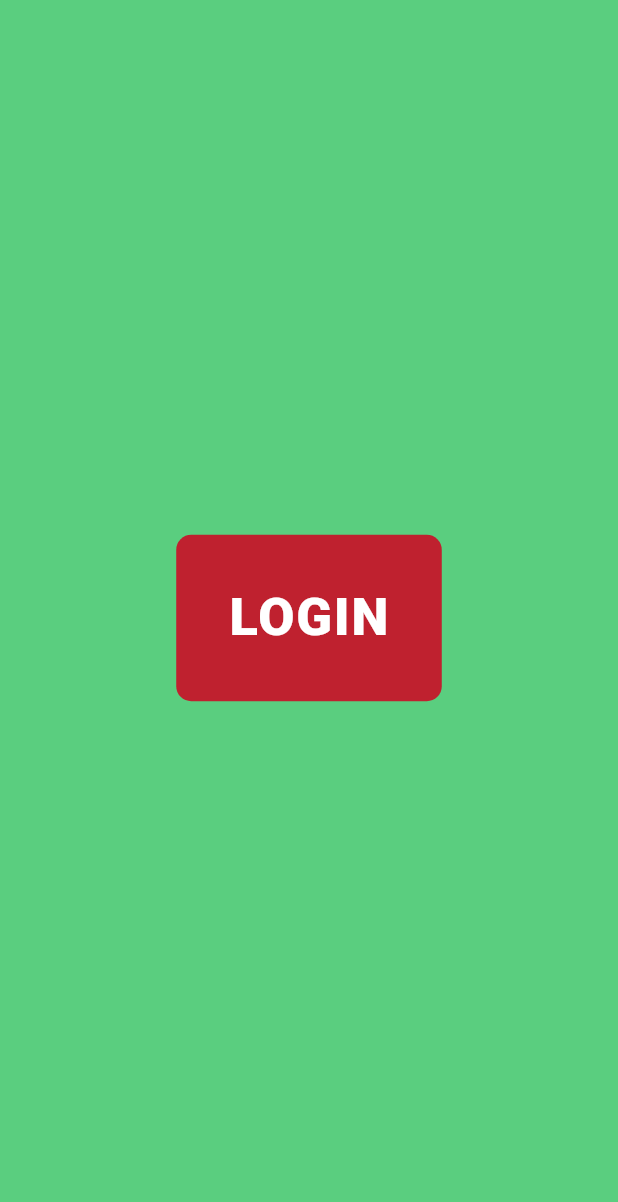
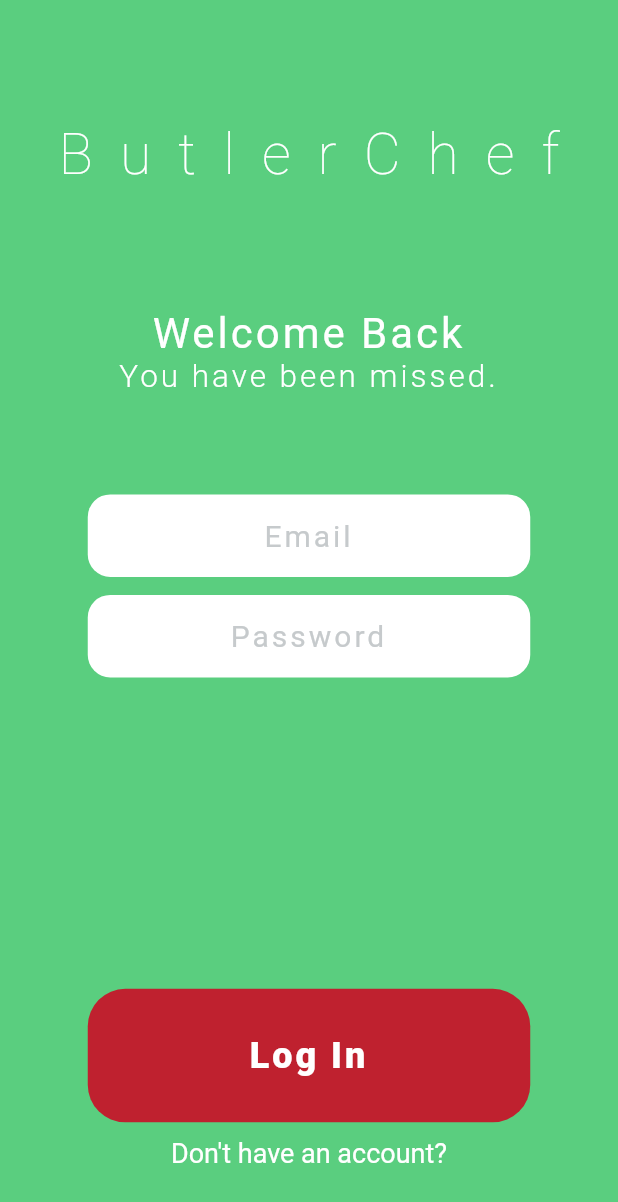
Before and after one commit to MariamElZaatari/ButlerChef, a Flutter app: the screen it shows after launch, on a phone screen of 412 x 824 dp. Shown: the top 1202 px of the screen. Run offline on Flutter 3.47's test engine with Material 2 defaults, Android fonts, the phone set to English and light mode, and no system bars; our stand-ins replace font_awesome_flutter.

Commit message:
Login Screen Modified

```diff
--- a/butlerchef_frontend/lib/screens/login_screen.dart
+++ b/butlerchef_frontend/lib/screens/login_screen.dart
@@ -1,6 +1,8 @@
 import 'package:flutter/material.dart';
 import 'package:butler_chef/utilities/app_colors.dart';
 import 'package:butler_chef/screens/home_screen.dart';
+import 'package:butler_chef/widgets/input.dart';
+import 'package:butler_chef/screens/sign_up_screen.dart';
 
 class LoginScreen extends StatelessWidget {
   const LoginScreen({Key? key}) : super(key: key);
@@ -10,19 +12,72 @@ class LoginScreen extends StatelessWidget {
     return Scaffold(
       backgroundColor: AppColors.green,
       body: Center(
+          child: Column(
+        children: [
+          const Expanded(
+              flex: 1,
+              child: Padding(
+                  padding: EdgeInsets.fromLTRB(0, 81, 0, 0),
+                  child: Text(
+                    'ButlerChef',
+                    style: TextStyle(
+                        color: AppColors.white,
+                        fontSize: 38,
+                        fontWeight: FontWeight.w100,
+                        letterSpacing: 18),
+                  ))),
+          Expanded(
+              flex: 1,
+              child: Column(children: const [
+                Padding(
+                  padding: EdgeInsets.fromLTRB(0, 41, 0, 0),
+                  child: Text(
+                    'Welcome Back',
+                    textAlign: TextAlign.center,
+                    style: TextStyle(
+                        color: AppColors.white,
+                        fontSize: 28,
+                        fontWeight: FontWeight.w400,
+                        letterSpacing: 2),
+                  ),
+                ),
+                Text(
+                  'You have been missed.',
+                  textAlign: TextAlign.center,
+                  style: TextStyle(
+                      color: AppColors.white,
+                      fontSize: 21,
+                      fontWeight: FontWeight.w300,
+                      letterSpacing: 2),
+                )
+              ])),
+          Expanded(
+              flex: 2,
+              child: Column(children: const [
+                Input(value: "Email"),
+                Input(value: "Password"),
+              ])),
+          Expanded(
+              flex: 1,
+              child: Column(
+                children: [
+                  SizedBox(
+                      width: 295,
+                      height: 89,
                       child: TextButton(
                         style: TextButton.styleFrom(
-            padding: const EdgeInsets.all(35),
-            shape:
-                RoundedRectangleBorder(borderRadius: BorderRadius.circular(10)),
+                          padding: const EdgeInsets.all(21),
+                          shape: RoundedRectangleBorder(
+                              borderRadius: BorderRadius.circular(25)),
                           backgroundColor: AppColors.red,
                         ),
                         child: const Text(
-            "LOGIN",
+                          "Log In",
+                          textAlign: TextAlign.center,
                           style: TextStyle(
-                fontSize: 35,
+                              fontSize: 24,
                               fontWeight: FontWeight.w900,
-                letterSpacing: 1.2,
+                              letterSpacing: 2,
                               color: AppColors.white),
                         ),
                         onPressed: () => {
@@ -35,50 +90,34 @@ class LoginScreen extends StatelessWidget {
                             ),
                           )
                         },
+                      )),
+                  SizedBox(
+                      width: 295,
+                      height: 41,
+                      child: TextButton(
+                        child: const Text(
+                          "Don't have an account?",
+                          textAlign: TextAlign.center,
+                          style: TextStyle(
+                              fontSize: 18,
+                              fontWeight: FontWeight.w400,
+                              color: AppColors.white),
                         ),
+                        onPressed: () => {
+                          Navigator.push(
+                            context,
+                            MaterialPageRoute(
+                              builder: (context) {
+                                return const SignUpScreen();
+                              },
                             ),
+                          )
+                        },
+                      )),
+                ],
+              ))
+        ],
+      )),
     );
   }
-//
-//  Widget loginButton() {
-//    return ;
-//  }
-
-//  void performLogin() {
-//    print("tring to perform login");
-//
-//    setState(() {
-//      isLoginPressed = true;
-//    });
-//
-//    _authMethods.signIn().then((User user) {
-//      if (user != null) {
-//        authenticateUser(user);
-//      } else {
-//        print("There was an error");
-//      }
-//    });
-//  }
-
-//  void authenticateUser(User user) {
-//    _authMethods.authenticateUser(user).then((isNewUser) {
-//      setState(() {
-//        isLoginPressed = false;
-//      });
-//
-//      if (isNewUser) {
-//        _authMethods.addDataToDb(user).then((value) {
-//          Navigator.pushReplacement(context,
-//              MaterialPageRoute(builder: (context) {
-//                return HomeScreen();
-//              }));
-//        });
-//      } else {
-//        Navigator.pushReplacement(context,
-//            MaterialPageRoute(builder: (context) {
-//              return HomeScreen();
-//            }));
-//      }
-//    });
-//  }
 }
```
Lines whose indentation alone changed are shown as unchanged.
